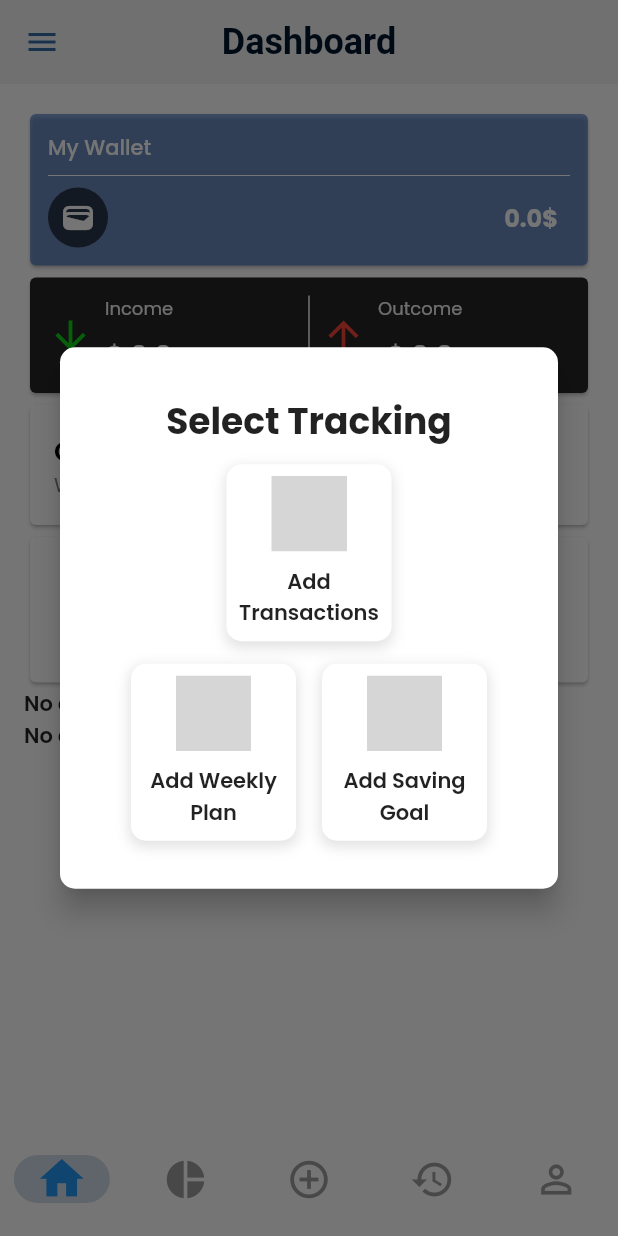
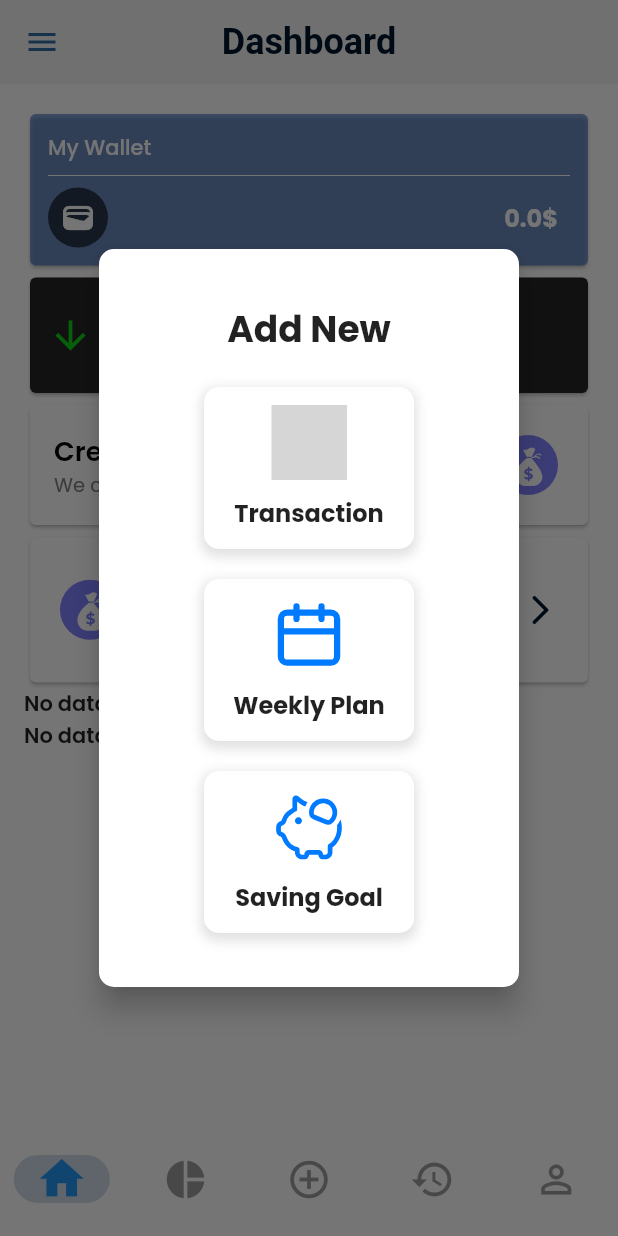
Before and after one commit to RMIT-Budgetly/budgetly, a Flutter app: the screen it shows once a user with an empty profile is signed in, item 3 of the bottom bar chosen, on a phone screen of 412 x 824 dp. Run offline on Flutter 3.47's test engine with Material 3 defaults, Android fonts, the phone set to English and light mode, and no system bars; our stand-ins replace cloud_firestore, firebase_auth, firebase_core, firebase_storage, fl_chart, flutter_svg and 4 more; accounts and stored records are empty; grey boxes are pictures that could not be loaded.

Commit message:
Update tracking selection UI
Make the buttons appear in 1 column
Simplify the text
Add icon for each button

```diff
--- a/lib/components/tracking_selection.dart
+++ b/lib/components/tracking_selection.dart
@@ -10,67 +10,46 @@ class TrackingSelection extends StatelessWidget {
       shape: RoundedRectangleBorder(borderRadius: BorderRadius.circular(10)),
       elevation: 8,
       child: Container(
-          padding: const EdgeInsets.all(16),
+        padding: const EdgeInsets.symmetric(
+            vertical: 20, horizontal: 16), // Updated padding
         margin: const EdgeInsets.all(16),
         child: Column(
           mainAxisSize: MainAxisSize.min,
           children: [
             const Text(
-                'Select Tracking',
+              'Add New',
               style: TextStyle(
                 fontSize: 24,
                 fontWeight: FontWeight.bold,
               ),
             ),
-              const SizedBox(height: 10),
-              Row(
-                mainAxisAlignment: MainAxisAlignment.spaceEvenly,
-                children: [
+            const SizedBox(height: 20),
             createButton(
-                    "",
-                    'Add Transactions',
+              "assets/icons/transactions.svg",
+              'Transaction',
               () {
                 Navigator.pushNamed(context, '/add_expenses');
               },
             ),
-                  // createButton(
-                  //   const Icon(Icons.add),
-                  //   'Add Income',
-                  //   () {
-                  //     Navigator.pushNamed(context, '/add_income');
-                  //   },
-                  // ),
-                  // createButton(
-                  //   const Icon(Icons.add),
-                  //   'Add Saving Goal',
-                  //   () {
-                  //     Navigator.pushNamed(context, '/add_goal');
-                  //   },
-                  // ),
-                ],
-              ),
-              const SizedBox(height: 15),
-              Row(
-                mainAxisAlignment: MainAxisAlignment.spaceEvenly,
-                children: [
+            const SizedBox(height: 20),
             createButton(
-                    "",
-                    'Add Weekly Plan',
+              "assets/icons/weekly_plan.svg",
+              'Weekly Plan',
               () {
                 Navigator.pushNamed(context, '/weekly_plan_form');
               },
             ),
+            const SizedBox(height: 20),
             createButton(
-                    "",
-                    'Add Saving Goal',
+              "assets/icons/saving_goal.svg",
+              'Saving Goal',
               () {
                 Navigator.pushNamed(context, '/add_goal');
               },
             ),
           ],
         ),
-            ],
-          )),
+      ),
     );
   }
 
@@ -79,31 +58,39 @@ class TrackingSelection extends StatelessWidget {
       onTap: onTap,
       child: Container(
         decoration: BoxDecoration(
-          // border: Border.all(color: Colors.grey),
           borderRadius: BorderRadius.circular(10),
           color: Colors.white,
           boxShadow: [
             BoxShadow(
               color: Colors.grey.withOpacity(0.3),
-              spreadRadius: 1,
-              blurRadius: 7,
-              offset: const Offset(0, 3), // changes position of shadow
+              spreadRadius: 2,
+              blurRadius: 6,
+              offset: const Offset(0, 3),
             ),
           ],
         ),
-        width: 110,
-        padding: const EdgeInsets.all(8),
-        margin: const EdgeInsets.only(left: 2, right: 2),
-        child: Flexible(
+        width: 140,
+        padding: const EdgeInsets.all(12),
         child: Column(
           mainAxisAlignment: MainAxisAlignment.center,
           crossAxisAlignment: CrossAxisAlignment.center,
           children: [
-              SvgPicture.asset(imagePath, width: 50),
+            SvgPicture.asset(
+              imagePath,
+              width: 50,
+              height: 50,
+              color: const Color(0xFF007AFF), // Customize the SVG icon color
+            ),
             const SizedBox(height: 10),
-              Text(text, textAlign: TextAlign.center),
+            Text(
+              text,
+              textAlign: TextAlign.center,
+              style: TextStyle(
+                fontSize: 16,
+                fontWeight: FontWeight.bold,
+              ),
+            ),
           ],
-          ),
         ),
       ),
     );
```
Lines whose indentation alone changed are shown as unchanged.
